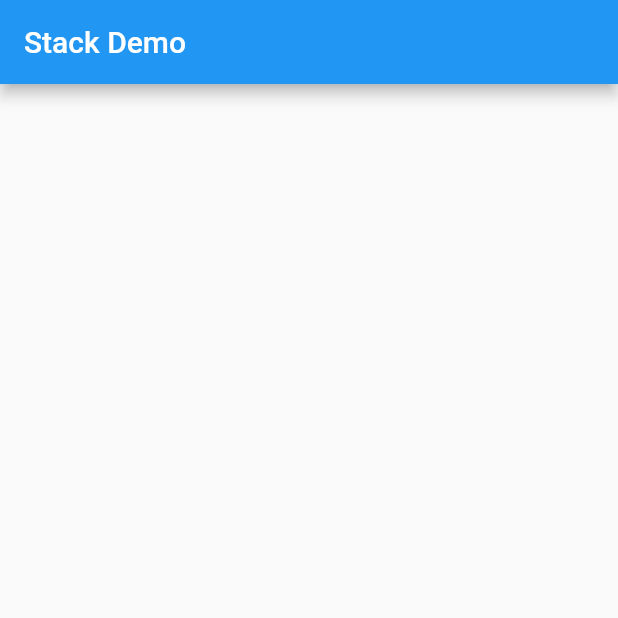
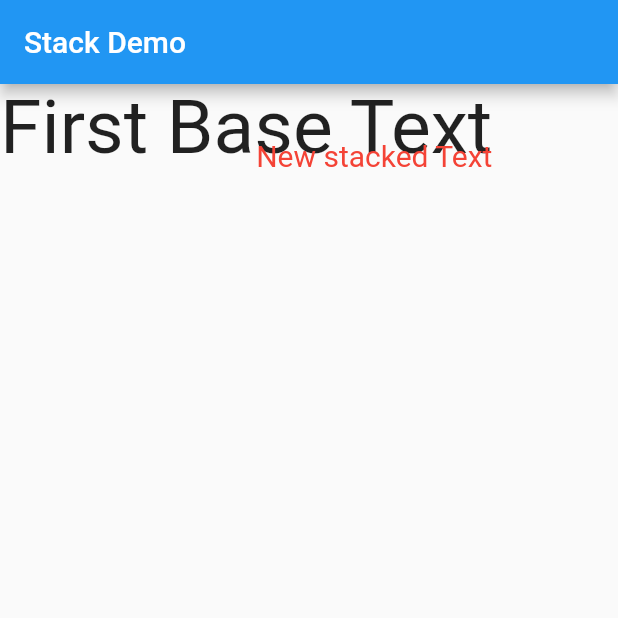
Before and after one commit to FlutterFlakes/StackWidgetDemo, a Flutter app: the screen it shows after launch, on a phone screen of 412 x 824 dp, the top half of it. Run offline on Flutter 3.47's test engine with Material 2 defaults, Android fonts, the phone set to English and light mode, and no system bars.

Commit message:
Add Stack Widget Code

```diff
--- a/lib/main.dart
+++ b/lib/main.dart
@@ -13,6 +13,12 @@ void main() => runApp(MaterialApp(
 class StackWidgetDemo extends StatelessWidget {
   @override
   Widget build(BuildContext context) {
-    return new Container();
+    return new Stack(
+      alignment: Alignment.bottomRight,
+      children: <Widget>[
+        Text("First Base Text", style: TextStyle(fontSize: 50.0)),
+        Text("New stacked Text", style: TextStyle(color: Colors.red, fontSize: 20.0),)
+      ],
+    );
   }
 }
```
